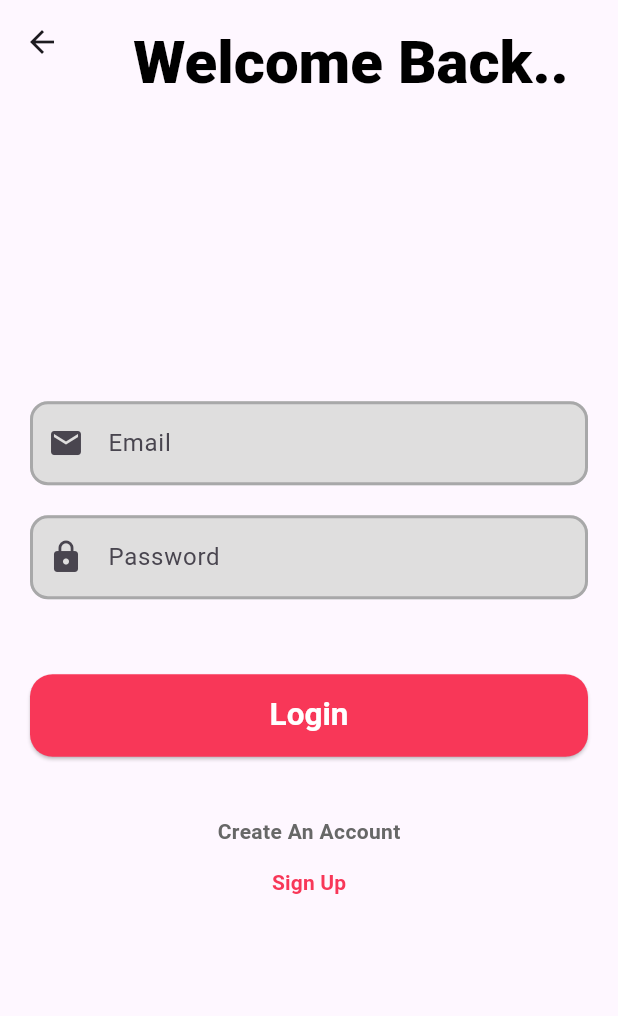
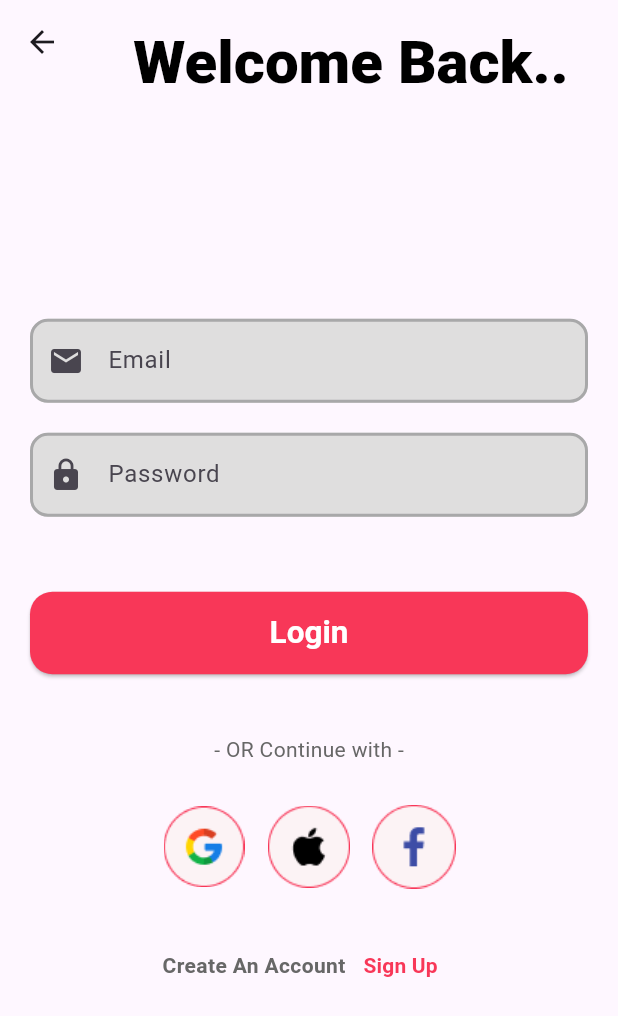
Before and after one commit to FAr-Es/Stylish, a Flutter app: the SignupPage screen opened by its route, after a tap on "Login", on a phone screen of 412 x 824 dp. Shown: the top 1016 px of the screen. Run offline on Flutter 3.47's test engine with Material 3 defaults, Android fonts, the phone set to English and light mode, and no system bars.

Commit message:
Updated page

```diff
--- a/lib/pages/login_page.dart
+++ b/lib/pages/login_page.dart
@@ -88,6 +88,60 @@ class _SignupPageState extends State<LoginPage> {
 
                   Gap(h: 40),
                   Text(
+                    "- OR Continue with -",
+                    style: TextStyle(color: MyColors.textSecondary),
+                  ),
+                  Gap(h: 20),
+                  Row(
+                    mainAxisAlignment: MainAxisAlignment.center,
+                    children: [
+                      TextButton(
+                        onPressed: () {
+                          print("Logo pressed");
+                        },
+                        style: TextButton.styleFrom(
+                          backgroundColor: Colors.transparent,
+                          padding: EdgeInsets.zero,
+                        ),
+                        child: Image.asset(
+                          "assets/images/Google.png",
+                          height: 70,
+                        ),
+                      ),
+                      TextButton(
+                        onPressed: () {
+                          print("Logo pressed");
+                        },
+                        style: TextButton.styleFrom(
+                          backgroundColor: Colors.transparent,
+                          padding: EdgeInsets.zero,
+                        ),
+                        child: Image.asset(
+                          "assets/images/Apple.png",
+                          height: 70,
+                        ),
+                      ),
+                      TextButton(
+                        onPressed: () {
+                          print("Logo pressed");
+                        },
+                        style: TextButton.styleFrom(
+                          backgroundColor: Colors.transparent,
+                          padding: EdgeInsets.zero,
+                        ),
+                        child: Image.asset(
+                          "assets/images/Facebook.png",
+                          height: 70,
+                        ),
+                      ),
+                    ],
+                  ),
+
+                  Gap(h: 20),
+                  Row(
+                    mainAxisAlignment: MainAxisAlignment.center,
+                    children: [
+                      Text(
                         "Create An Account",
                         style: TextStyle(
                           color: MyColors.textSecondary,
@@ -96,7 +150,7 @@ class _SignupPageState extends State<LoginPage> {
                       ),
                       TextButton(
                         onPressed: () {
-                      Navigator.pushNamed(
+                          Navigator.pushReplacementNamed(
                             context,
                             '/signup_page',
                           );
@@ -111,6 +165,8 @@ class _SignupPageState extends State<LoginPage> {
                       ),
                     ],
                   ),
+                ],
+              ),
             ),
           ),
         ),
--- a/lib/pages/signup_page.dart
+++ b/lib/pages/signup_page.dart
@@ -121,9 +121,8 @@ class _SignupPageState extends State<SignupPage> {
                         print("Logo pressed");
                       },
                       style: TextButton.styleFrom(
-                        backgroundColor:
-                            Colors.transparent, // remove background
-                        padding: EdgeInsets.zero, // remove padding if needed
+                        backgroundColor: Colors.transparent,
+                        padding: EdgeInsets.zero,
                       ),
                       child: Image.asset(
                         "assets/images/Google.png",
@@ -135,9 +134,8 @@ class _SignupPageState extends State<SignupPage> {
                         print("Logo pressed");
                       },
                       style: TextButton.styleFrom(
-                        backgroundColor:
-                            Colors.transparent, // remove background
-                        padding: EdgeInsets.zero, // remove padding if needed
+                        backgroundColor: Colors.transparent,
+                        padding: EdgeInsets.zero,
                       ),
                       child: Image.asset("assets/images/Apple.png", height: 70),
                     ),
@@ -146,9 +144,8 @@ class _SignupPageState extends State<SignupPage> {
                         print("Logo pressed");
                       },
                       style: TextButton.styleFrom(
-                        backgroundColor:
-                            Colors.transparent, // remove background
-                        padding: EdgeInsets.zero, // remove padding if needed
+                        backgroundColor: Colors.transparent,
+                        padding: EdgeInsets.zero,
                       ),
                       child: Image.asset(
                         "assets/images/Facebook.png",
@@ -158,13 +155,20 @@ class _SignupPageState extends State<SignupPage> {
                   ],
                 ),
                 Gap(h: 10),
+                Row(
+                  mainAxisAlignment: MainAxisAlignment.center,
+                  children: [
                     Text(
                       "I Already Have an Account",
-                  style: TextStyle(color: MyColors.textSecondary),
+
+                      style: TextStyle(
+                        color: MyColors.textSecondary,
+                        fontWeight: FontWeight.bold,
+                      ),
                     ),
                     TextButton(
                       onPressed: () {
-                    Navigator.pushNamed(context, '/login_page');
+                        Navigator.pushReplacementNamed(context, '/login_page');
                       },
                       child: Text(
                         "Login",
@@ -176,6 +180,8 @@ class _SignupPageState extends State<SignupPage> {
                     ),
                   ],
                 ),
+              ],
+            ),
           ),
         ),
       ),
--- a/lib/pages/welcome_page.dart
+++ b/lib/pages/welcome_page.dart
@@ -42,9 +42,9 @@ class WelcomePage extends StatelessWidget {
                   ),
                 ),
                 Gap(h: 60),
-                CustomButton(text: "Creat Account", color: MyColors.buttonOne, onTap: () {Navigator.pushNamed(context, '/signup_page');}),
+                CustomButton(text: "Creat Account", color: MyColors.buttonOne, onTap: () {Navigator.pushReplacementNamed(context, '/signup_page');}),
                 Gap(h: 20),
-                CustomButton(text: "Login", color: MyColors.buttonTwo,onTap: () {Navigator.pushNamed(context, '/login_page');}),
+                CustomButton(text: "Login", color: MyColors.buttonTwo,onTap: () {Navigator.pushReplacementNamed(context, '/login_page');}),
               ],
             ),
           ),
```
Also changed, not shown: lib/main.dart (+3 -4 lines), lib/pages/splash_page.dart (+17 -2 lines). Lines whose indentation alone changed are shown as unchanged.
